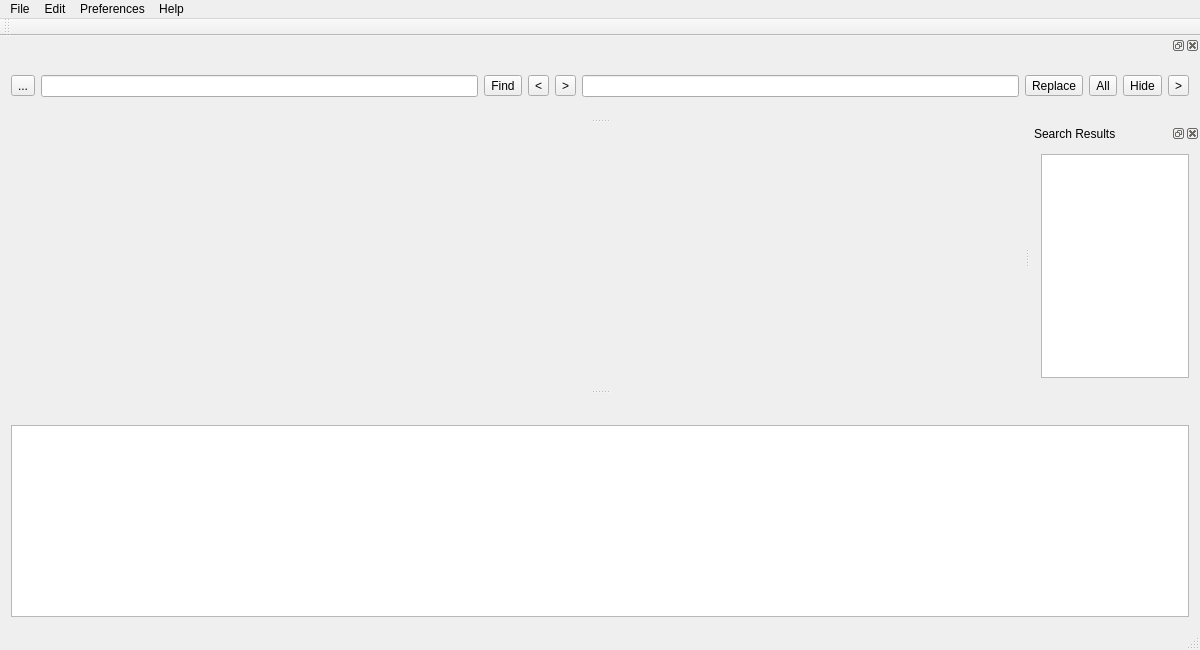
The window that mainwindow.ui (ic005k/Xplist) describes before a commit, drawn with Qt 5.
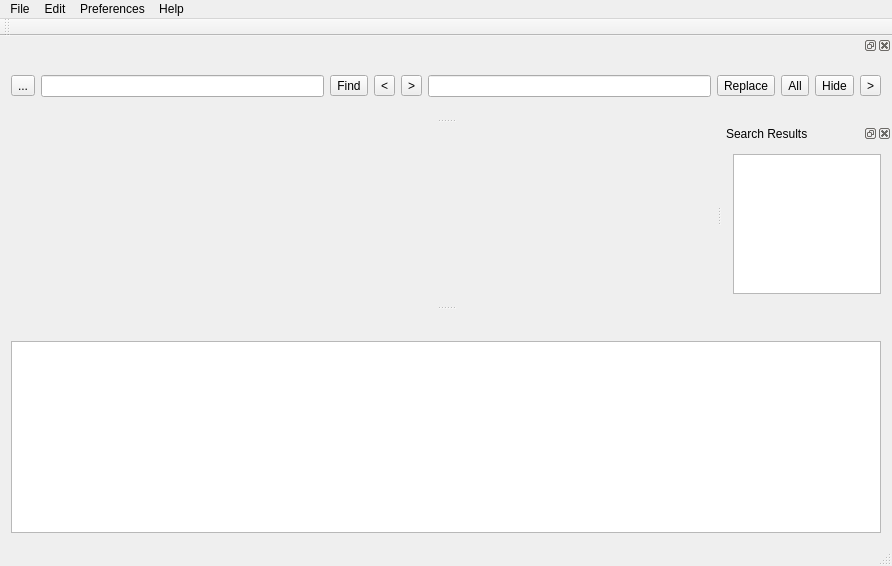
The same window after the commit. Icons and pictures are not drawn.

What changed in the file:
```diff
--- a/mainwindow.ui
+++ b/mainwindow.ui
@@ -6,8 +6,8 @@
    <rect>
     <x>0</x>
     <y>0</y>
-    <width>1200</width>
-    <height>650</height>
+    <width>892</width>
+    <height>566</height>
    </rect>
   </property>
   <property name="minimumSize">
@@ -53,8 +53,8 @@
     <rect>
      <x>0</x>
      <y>0</y>
-     <width>1200</width>
-     <height>24</height>
+     <width>892</width>
+     <height>30</height>
     </rect>
    </property>
    <widget class="QMenu" name="menuFile">
```
